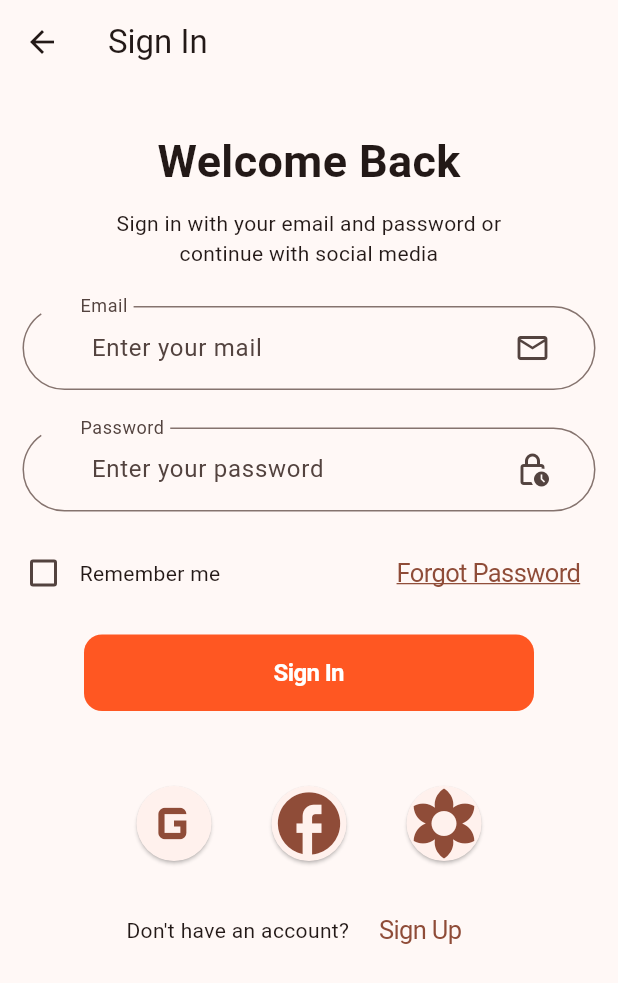
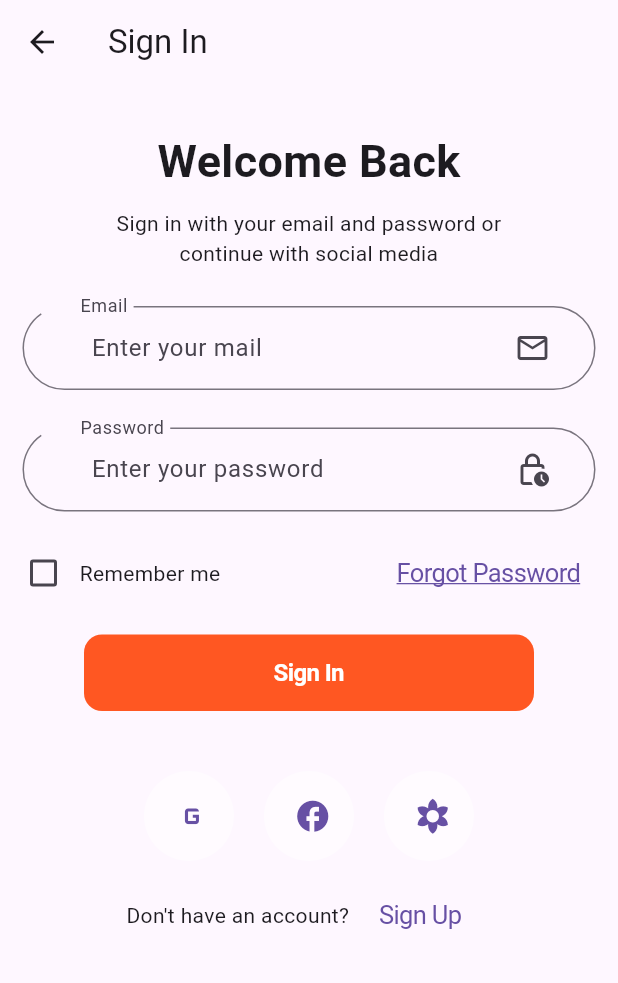
Before and after one commit to ThanhTien3103/e_commerce, a Flutter app: the LoginScene screen opened directly, on a phone screen of 412 x 824 dp. Shown: the top 983 px of the screen. Run offline on Flutter 3.47's test engine with Material 3 defaults, Android fonts, the phone set to English and light mode, and no system bars; our stand-ins replace get, shared_preferences; accounts and stored records are empty.

Commit message:
Home Scenes UI

```diff
--- a/lib/bindings/binding.dart
+++ b/lib/bindings/binding.dart
@@ -1,5 +1,4 @@
 import 'package:e_commerce/src/view_models/login_view_model.dart';
-import 'package:flutter/services.dart';
 import 'package:get/get.dart';
 import '../src/view_models/board_view_model.dart';
 
--- a/lib/src/view/scenes/login_scene.dart
+++ b/lib/src/view/scenes/login_scene.dart
@@ -1,5 +1,4 @@
-import 'package:e_commerce/src/repository/user_repository.dart';
-import 'package:e_commerce/src/view/scenes/on_broad_scenes.dart';
+import 'package:e_commerce/src/view/scenes/home_scenes.dart';
 import 'package:e_commerce/src/view/widgets/balloon_icon_widget.dart';
 import 'package:e_commerce/src/view_models/login_view_model.dart';
 import 'package:flutter/cupertino.dart';
@@ -16,20 +15,7 @@ class LoginScene extends GetWidget<LoginUserViewModel> {
   Widget build(BuildContext context) {
     return Obx(() =>
     controller.isLogin.value?
-    Scaffold(
-      appBar: AppBar(
-        title: const Text('Hello'),
-      ),
-      body: Center(
-        child: ButtonOrange(
-          title: 'Log out',
-          onPress: () {
-            controller.logout();
-            Get.off(const OnBroadScenes().controller.currentPage.value = 0);
-          },
-        ),
-      ),
-    )
+    const HomeScenes()
         :
     Scaffold(
       appBar: AppBar(
@@ -78,7 +64,6 @@ class LoginScene extends GetWidget<LoginUserViewModel> {
               ),
             ),
             ButtonOrange(title: 'Sign In', onPress: () {
-              print(controller.isRemember.value);
               if(controller.isRemember.value) {
                 controller.saveUser();
               }
@@ -93,11 +78,11 @@ class LoginScene extends GetWidget<LoginUserViewModel> {
                 ),
                 Padding(
                   padding: const EdgeInsets.all(10),
-                  child: BalloonIconWidget(icons: Icon(Icons.facebook_outlined), label: 'Facebook', onPress: () { },),
+                  child: BalloonIconWidget(icons: const Icon(Icons.facebook_outlined), label: 'Facebook', onPress: () { },),
                 ),
                 Padding(
                   padding: const EdgeInsets.all(10),
-                  child: BalloonIconWidget(icons: Icon(Icons.filter_vintage_rounded), label: 'Vintage', onPress: () { },),
+                  child: BalloonIconWidget(icons: const Icon(Icons.filter_vintage_rounded), label: 'Vintage', onPress: () { },),
                 ),
               ],
             ),
--- a/lib/src/view/widgets/balloon_icon_widget.dart
+++ b/lib/src/view/widgets/balloon_icon_widget.dart
@@ -1,34 +1,36 @@
+import 'package:flutter/cupertino.dart';
 import 'package:flutter/material.dart';
-import 'package:get/get.dart';
 
-class BalloonIconWidget extends GetWidget {
+class BalloonIconWidget extends StatelessWidget {
   final Icon icons;
   final String label;
+  final Color color;
   final Function() onPress;
   const BalloonIconWidget({
     super.key,
     required this.icons,
     required this.label,
     required this.onPress,
+    this.color = Colors.white54,
   });
   @override
   Widget build(BuildContext context) {
     return Container(
-      width: 70,
-      height: 70,
+      width: 60,
+      height: 60,
+      alignment: Alignment.center,
       decoration: BoxDecoration(
         borderRadius: BorderRadius.circular(50),
+        color: color,
       ),
       child: Center(
-        child: ElevatedButton(
+        child: CupertinoButton(
           onPressed: onPress,
-          style: ElevatedButton.styleFrom(
-            padding: EdgeInsets.zero,
-            shape: const CircleBorder(),
-          ),
+          borderRadius: BorderRadius.circular(50),
           child: Icon(
             icons.icon,
-            size: 50,
+            size: 25,
+            color: icons.color,
           ),
         ),
       ),
--- a/lib/src/view/widgets/button_orange_widget.dart
+++ b/lib/src/view/widgets/button_orange_widget.dart
@@ -1,8 +1,6 @@
 import 'package:flutter/cupertino.dart';
 import 'package:flutter/material.dart';
-import 'package:get/get.dart';
 
-import '../scenes/login_scene.dart';
 
 class ButtonOrange extends StatelessWidget {
   final String title;
--- a/lib/src/view_models/login_view_model.dart
+++ b/lib/src/view_models/login_view_model.dart
@@ -32,8 +32,6 @@ class LoginUserViewModel extends GetxController {
 
   }
   void login() {
-    print(_email);
-    print(_password);
     isLogin.value = UserRepository().loginDefault( username: _email.value.split('@gmail.com').first,
         password: _password.value,
         email: _email.value
--- a/pubspec.yaml
+++ b/pubspec.yaml
@@ -64,6 +64,11 @@ flutter:
     - assets/images/splash_1.png
     - assets/images/splash_2.png
     - assets/images/splash_3.png
+    - assets/images/Image_Banner_2.png
+    - assets/images/Image_Banner_3.png
+    - assets/images/Image_Popular_Product_1.png
+    - assets/images/Image_Popular_Product_2.png
+    - assets/images/Image_Popular_Product_3.png
 
   #   - images/a_dot_burr.jpeg
   #   - images/a_dot_ham.jpeg
```
Also changed, not shown: lib/main.dart (+0 -20 lines), lib/src/view/scenes/home_scenes.dart (added, +220 -0 lines), lib/src/view/widgets/card_widget.dart (added, +34 -0 lines), lib/src/view/widgets/category_card_widget.dart (added, +40 -0 lines), assets/images/Image_Banner_2.png (added), assets/images/Image_Banner_3.png (added), assets/images/Image_Popular_Product_1.png (added), assets/images/Image_Popular_Product_2.png (added), assets/images/Image_Popular_Product_3.png (added).
